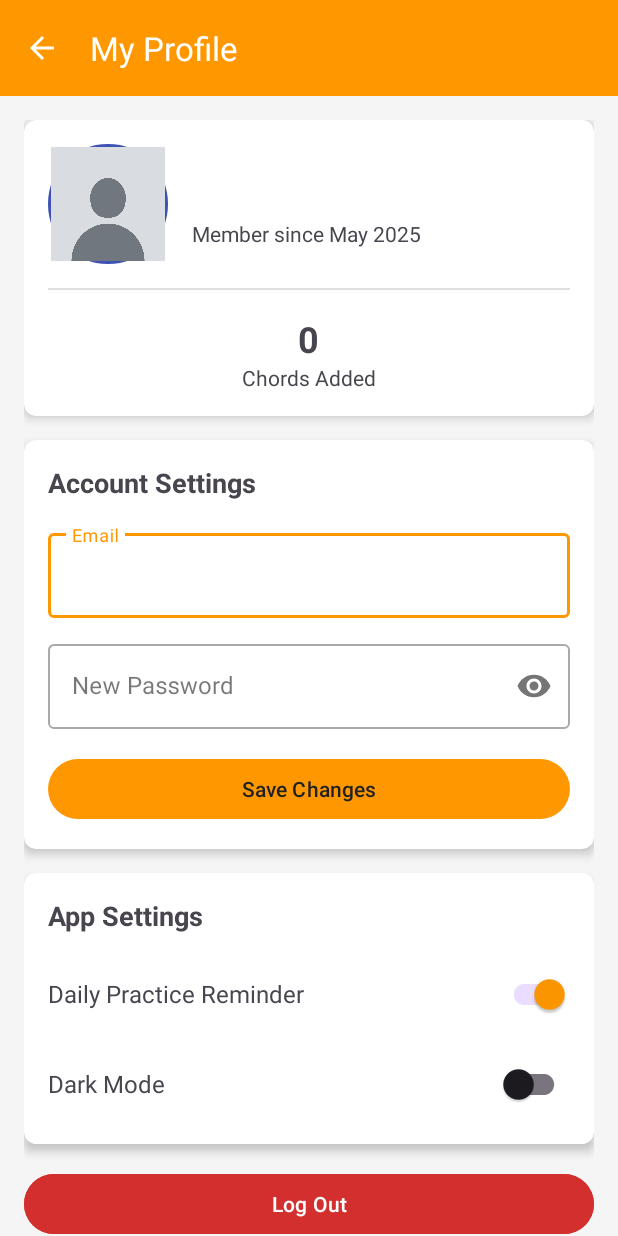
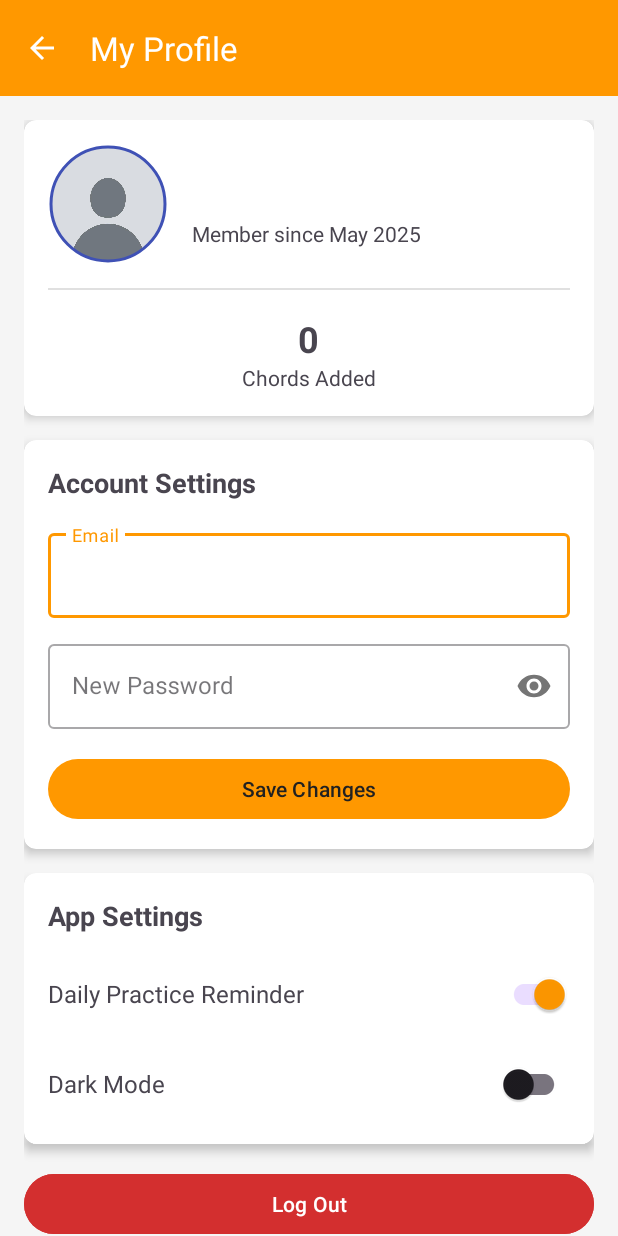
Before and after one commit to Manvel134/ChordMateNew, an Android app: the ProfileActivity screen opened directly, with no data from a screen before it, on a phone screen of 412 x 824 dp. Run offline under Robolectric (Android 15) with nearby library versions, the phone set to English and light mode, and no system bars; our stand-ins replace Firebase (no records; nobody signed in at launch, a user with empty details on screens opened directly).

Commit message:
bug fixed

```diff
--- a/app/build.gradle
+++ b/app/build.gradle
@@ -73,6 +73,7 @@ dependencies {
     implementation 'com.google.android.material:material:1.5.0'
     implementation 'androidx.cardview:cardview:1.0.0'
     implementation 'androidx.constraintlayout:constraintlayout:2.1.3'
+    implementation 'com.google.android.material:material:1.5.0'
 
 }
 apply plugin: 'com.google.gms.google-services'
--- /dev/null
+++ b/app/src/main/res/drawable/circular_image.xml
@@ -0,0 +1,5 @@
+<?xml version="1.0" encoding="utf-8"?>
+<shape xmlns:android="http://schemas.android.com/apk/res/android"
+    android:shape="oval">
+    <solid android:color="#FFFFFF" />
+</shape>
--- a/app/src/main/res/layout/activity_profile.xml
+++ b/app/src/main/res/layout/activity_profile.xml
@@ -49,13 +49,15 @@
                         android:layout_width="match_parent"
                         android:layout_height="wrap_content">
 
-                        <ImageView
+                        <com.google.android.material.imageview.ShapeableImageView
                             android:id="@+id/profile_image"
                             android:layout_width="80dp"
                             android:layout_height="80dp"
-                            android:background="@drawable/circular_background"
                             android:padding="2dp"
                             android:src="@drawable/default_profile_image"
+                            app:shapeAppearanceOverlay="@style/CircularImageView"
+                            app:strokeColor="@color/colorPrimary"
+                            app:strokeWidth="2dp"
                             app:layout_constraintStart_toStartOf="parent"
                             app:layout_constraintTop_toTopOf="parent" />
 
--- a/app/src/main/res/values/themes.xml
+++ b/app/src/main/res/values/themes.xml
@@ -16,4 +16,9 @@
 
     <!-- Legacy reference for backward compatibility -->
     <style name="AppTheme" parent="Theme.ChordMate" />
+
+    <style name="CircularImageView" parent="">
+        <item name="cornerFamily">rounded</item>
+        <item name="cornerSize">50%</item>
+    </style>
 </resources>
```
